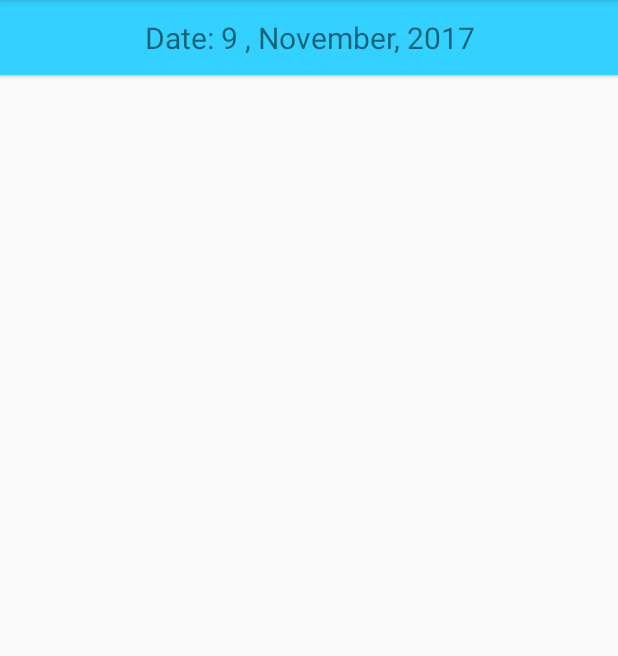
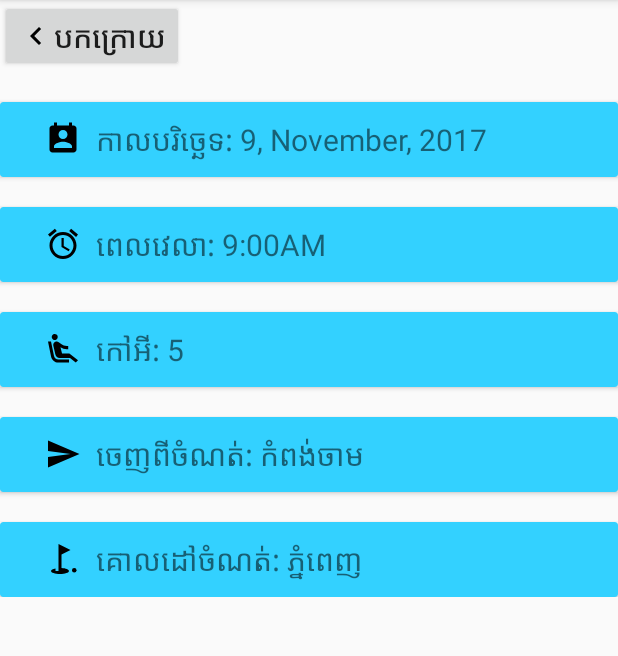
Before and after one commit to VuthyVey/WorkPlease, an Android app: the BookingInfo screen opened directly, with no data from a screen before it, on a phone screen of 412 x 824 dp, the part 84-740 px from its top. Run offline under Robolectric (Android 15) with nearby library versions, the phone set to English and light mode, and no system bars.

Commit message:
Update bookinfo and change the langauge to khmer

```diff
--- /dev/null
+++ b/app/src/main/res/drawable/calender.xml
@@ -0,0 +1,9 @@
+<vector xmlns:android="http://schemas.android.com/apk/res/android"
+        android:width="24dp"
+        android:height="24dp"
+        android:viewportWidth="24.0"
+        android:viewportHeight="24.0">
+    <path
+        android:fillColor="#FF000000"
+        android:pathData="M19,3h-1L18,1h-2v2L8,3L8,1L6,1v2L5,3c-1.11,0 -2,0.9 -2,2v14c0,1.1 0.89,2 2,2h14c1.1,0 2,-0.9 2,-2L21,5c0,-1.1 -0.9,-2 -2,-2zM12,6c1.66,0 3,1.34 3,3s-1.34,3 -3,3 -3,-1.34 -3,-3 1.34,-3 3,-3zM18,18L6,18v-1c0,-2 4,-3.1 6,-3.1s6,1.1 6,3.1v1z"/>
+</vector>
--- /dev/null
+++ b/app/src/main/res/drawable/destination.xml
@@ -0,0 +1,12 @@
+<vector xmlns:android="http://schemas.android.com/apk/res/android"
+        android:width="24dp"
+        android:height="24dp"
+        android:viewportWidth="24.0"
+        android:viewportHeight="24.0">
+    <path
+        android:fillColor="#FF000000"
+        android:pathData="M19.5,19.5m-1.5,0a1.5,1.5 0,1 1,3 0a1.5,1.5 0,1 1,-3 0"/>
+    <path
+        android:fillColor="#FF000000"
+        android:pathData="M17,5.92L9,2v18H7v-1.73c-1.79,0.35 -3,0.99 -3,1.73 0,1.1 2.69,2 6,2s6,-0.9 6,-2c0,-0.99 -2.16,-1.81 -5,-1.97V8.98l6,-3.06z"/>
+</vector>
--- /dev/null
+++ b/app/src/main/res/drawable/seat.xml
@@ -0,0 +1,9 @@
+<vector xmlns:android="http://schemas.android.com/apk/res/android"
+        android:width="24dp"
+        android:height="24dp"
+        android:viewportWidth="24.0"
+        android:viewportHeight="24.0">
+    <path
+        android:fillColor="#FF000000"
+        android:pathData="M5.35,5.64c-0.9,-0.64 -1.12,-1.88 -0.49,-2.79 0.63,-0.9 1.88,-1.12 2.79,-0.49 0.9,0.64 1.12,1.88 0.49,2.79 -0.64,0.9 -1.88,1.12 -2.79,0.49zM16,19L8.93,19c-1.48,0 -2.74,-1.08 -2.96,-2.54L4,7L2,7l1.99,9.76C4.37,19.2 6.47,21 8.94,21L16,21v-2zM16.23,15h-4.88l-1.03,-4.1c1.58,0.89 3.28,1.54 5.15,1.22L15.47,9.99c-1.63,0.31 -3.44,-0.27 -4.69,-1.25L9.14,7.47c-0.23,-0.18 -0.49,-0.3 -0.76,-0.38 -0.32,-0.09 -0.66,-0.12 -0.99,-0.06h-0.02c-1.23,0.22 -2.05,1.39 -1.84,2.61l1.35,5.92C7.16,16.98 8.39,18 9.83,18h6.85l3.82,3 1.5,-1.5 -5.77,-4.5z"/>
+</vector>
--- /dev/null
+++ b/app/src/main/res/drawable/station.xml
@@ -0,0 +1,9 @@
+<vector xmlns:android="http://schemas.android.com/apk/res/android"
+        android:width="24dp"
+        android:height="24dp"
+        android:viewportWidth="24.0"
+        android:viewportHeight="24.0">
+    <path
+        android:fillColor="#FF000000"
+        android:pathData="M2.01,21L23,12 2.01,3 2,10l15,2 -15,2z"/>
+</vector>
--- a/app/src/main/res/layout/activity_booking_info.xml
+++ b/app/src/main/res/layout/activity_booking_info.xml
@@ -5,58 +5,142 @@
     android:layout_width="match_parent"
     android:layout_height="match_parent"
     tools:context="com.example.vuthy.workplease.BookingInfo">
+    <ScrollView
+        android:layout_width="match_parent"
+        android:layout_height="match_parent">
+   <LinearLayout
+       android:layout_width="match_parent"
+       android:layout_height="match_parent"
+       android:orientation="vertical"
+       >
        <Button
            android:id="@+id/backButton"
            android:layout_width="wrap_content"
            android:layout_height="wrap_content"
-        android:text="Back"
+           android:text="បកក្រោយ"
+           android:textSize="20dp"
            android:drawableLeft="@drawable/leftarrow"
-        tools:layout_editor_absoluteX="0dp"
-        tools:layout_editor_absoluteY="0dp"
-        tools:ignore="MissingConstraints" />
-
+            />
        <android.support.v7.widget.CardView
+           xmlns:android="http://schemas.android.com/apk/res/android"
            xmlns:card_view="http://schemas.android.com/apk/res-auto"
-        android:id="@+id/cardView1"
+           android:id="@+id/card_view"
+           android:layout_gravity="center"
            android:layout_width="match_parent"
            android:layout_height="50dp"
+           android:layout_marginTop="20dp"
            card_view:cardBackgroundColor="#33D1FF"
-        android:layout_gravity="center"
-        card_view:cardCornerRadius="0dp"
-        tools:layout_editor_absoluteY="75dp"
-        tools:ignore="MissingConstraints">
 
+           >
            <TextView
-        android:id="@+id/time1"
+               android:id="@+id/info_text"
+               android:layout_width="match_parent"
                android:layout_height="match_parent"
-            android:layout_width="match_parent"
-            android:gravity="center"
-            android:text="Time:9:00AM"
+               android:gravity="center_vertical"
+               android:paddingLeft="30dip"
+               android:drawablePadding="10dip"
+               android:drawableLeft="@drawable/calender"
                android:textSize="20dp"
-
+               android:text="កាលបរិច្ឆេទ: 9, November, 2017"
 
                />
        </android.support.v7.widget.CardView>
        <android.support.v7.widget.CardView
+           xmlns:android="http://schemas.android.com/apk/res/android"
            xmlns:card_view="http://schemas.android.com/apk/res-auto"
-        android:id="@+id/cardView2"
+           android:id="@+id/card_view1"
+           android:layout_gravity="center"
            android:layout_width="match_parent"
            android:layout_height="50dp"
+           android:layout_marginTop="20dp"
            card_view:cardBackgroundColor="#33D1FF"
-        android:layout_gravity="center"
-        card_view:cardCornerRadius="0dp"
-        tools:layout_editor_absoluteY="145dp"
-        tools:ignore="MissingConstraints">
 
+           >
            <TextView
-            android:id="@+id/time1"
+               android:id="@+id/info_text1"
+               android:layout_width="match_parent"
                android:layout_height="match_parent"
-            android:layout_width="match_parent"
-            android:gravity="center"
-            android:text="Date: 9 , November, 2017"
+               android:gravity="center_vertical"
+               android:drawablePadding="10dip"
+               android:drawableLeft="@drawable/clock"
+               android:paddingLeft="30dip"
                android:textSize="20dp"
-
+               android:text="ពេលវេលា: 9:00AM"
 
                />
        </android.support.v7.widget.CardView>
+       <android.support.v7.widget.CardView
+           xmlns:android="http://schemas.android.com/apk/res/android"
+           xmlns:card_view="http://schemas.android.com/apk/res-auto"
+           android:id="@+id/card_view2"
+           android:layout_gravity="center"
+           android:layout_width="match_parent"
+           android:layout_height="50dp"
+           android:layout_marginTop="20dp"
+           card_view:cardBackgroundColor="#33D1FF"
+
+           >
+           <TextView
+               android:id="@+id/info_text2"
+               android:layout_width="match_parent"
+               android:layout_height="match_parent"
+               android:gravity="center_vertical"
+               android:drawablePadding="10dip"
+               android:drawableLeft="@drawable/seat"
+               android:paddingLeft="30dip"
+               android:textSize="20dp"
+               android:text="កៅអី: 5"
+
+               />
+       </android.support.v7.widget.CardView>
+       <android.support.v7.widget.CardView
+           xmlns:android="http://schemas.android.com/apk/res/android"
+           xmlns:card_view="http://schemas.android.com/apk/res-auto"
+           android:id="@+id/card_view3"
+           android:layout_gravity="center"
+           android:layout_width="match_parent"
+           android:layout_height="50dp"
+           android:layout_marginTop="20dp"
+           card_view:cardBackgroundColor="#33D1FF"
+
+           >
+           <TextView
+               android:id="@+id/info_text3"
+               android:layout_width="match_parent"
+               android:layout_height="match_parent"
+               android:gravity="center_vertical"
+               android:drawablePadding="10dip"
+               android:drawableLeft="@drawable/station"
+               android:paddingLeft="30dip"
+               android:textSize="20dp"
+               android:text="ចេញពីចំណត់: កំពង់ចាម"
+
+               />
+       </android.support.v7.widget.CardView>
+       <android.support.v7.widget.CardView
+           xmlns:android="http://schemas.android.com/apk/res/android"
+           xmlns:card_view="http://schemas.android.com/apk/res-auto"
+           android:id="@+id/card_view4"
+           android:layout_gravity="center"
+           android:layout_width="match_parent"
+           android:layout_height="50dp"
+           android:layout_marginTop="20dp"
+           card_view:cardBackgroundColor="#33D1FF"
+
+           >
+           <TextView
+               android:id="@+id/info_text4"
+               android:layout_width="match_parent"
+               android:layout_height="match_parent"
+               android:gravity="center_vertical"
+               android:drawablePadding="10dip"
+               android:drawableLeft="@drawable/destination"
+               android:paddingLeft="30dip"
+               android:textSize="20dp"
+               android:text="គោលដៅចំណត់: ភ្នំពេញ"
+
+               />
+       </android.support.v7.widget.CardView>
+   </LinearLayout>
+    </ScrollView>
 </android.support.constraint.ConstraintLayout>
--- a/app/src/main/res/layout/activity_homepage.xml
+++ b/app/src/main/res/layout/activity_homepage.xml
@@ -28,15 +28,6 @@
                 android:layout_gravity="center"
                 android:src="@drawable/ic_person_black_24dp"
                 android:layout_marginTop="10dp"/>
-
-            <TextView
-                android:layout_width="wrap_content"
-                android:layout_height="wrap_content"
-                android:text="+855 81 22 52 55"
-                android:layout_gravity="center"
-                android:layout_marginTop="20dp"
-                android:textSize="32sp"
-                android:textColor="#ffffff"/>
 
         </LinearLayout>
 
@@ -70,8 +61,17 @@
                 android:layout_marginTop="87dp"
                 android:textAllCaps="true"/>
 
+            <TextView
+                android:layout_width="wrap_content"
+                android:layout_height="wrap_content"
+                android:layout_gravity="center"
+                android:layout_marginTop="20dp"
+                android:text="+855 81 22 52 55"
+                android:textColor="#ffffff"
+                android:textSize="32sp" />
 
-       </android.support.v7.widget.CardView>
+
+        </android.support.v7.widget.CardView>
 
         <android.support.v7.widget.CardView
             android:layout_width="120dp"
@@ -81,12 +81,6 @@
             android:layout_marginHorizontal="20dp"
             app:cardCornerRadius="10dp">
 
-            <ImageView
-                android:layout_width="50dp"
-                android:layout_height="50dp"
-                android:src="@drawable/booking"
-                android:layout_gravity="center_horizontal"
-                android:layout_marginTop="15dp"/>
             <View
                 android:layout_width="match_parent"
                 android:layout_height="2dp"
@@ -103,8 +97,12 @@
                 android:layout_marginTop="87dp"
                 android:textAllCaps="true"/>
 
-
-
+            <ImageView
+                android:layout_width="50dp"
+                android:layout_height="50dp"
+                android:layout_gravity="center_horizontal"
+                android:layout_marginTop="15dp"
+                android:src="@drawable/booking" />
 
 
         </android.support.v7.widget.CardView>
--- a/app/src/main/res/layout/activity_list_booking.xml
+++ b/app/src/main/res/layout/activity_list_booking.xml
@@ -20,11 +20,9 @@
                 android:id="@+id/back"
                 android:layout_width="wrap_content"
                 android:layout_height="wrap_content"
-                android:layout_marginTop="10dp"
                 android:drawableLeft="@drawable/leftarrow"
-                android:width="100dp"
-                android:height="20dp"
-                android:text="Back"
+                android:textSize="20dp"
+                android:text="បកក្រោយ"
 
                 />
 
@@ -41,6 +39,7 @@
                 android:paddingLeft="30dip"
                 android:paddingRight="26dip"
                 android:background="#33D1FF"
+                android:textSize="20dp"
                 android:text="9:00AM"
                 android:layout_marginTop="20dp"
                 android:layout_marginBottom="20dp"
@@ -57,6 +56,7 @@
                 android:paddingLeft="30dip"
                 android:paddingRight="26dip"
                 android:background="#33A5FF"
+                android:textSize="20dp"
                 android:text="11:00AM"
                 android:layout_marginBottom="20dp"
 
@@ -74,6 +74,7 @@
                 android:paddingRight="26dip"
                 android:layout_marginBottom="20dp"
                 android:background="#336EFF"
+                android:textSize="20dp"
                 android:text="1:00pm"
 
                 />
@@ -88,6 +89,7 @@
                 android:paddingLeft="30dip"
                 android:paddingRight="26dip"
                 android:background="#5833FF"
+                android:textSize="20dp"
                 android:text="3:00Pm"
                 android:layout_marginBottom="20dp"
 
@@ -103,6 +105,7 @@
                 android:paddingLeft="30dip"
                 android:paddingRight="26dip"
                 android:background="#940CE8"
+                android:textSize="20dp"
                 android:text="3:30AM"
                 android:layout_marginBottom="20dp"
 
@@ -119,6 +122,7 @@
                 android:paddingLeft="26dip"
                 android:paddingRight="26dip"
                 android:background="#CE0CE8"
+                android:textSize="20dp"
                 android:text="4:00PM"
                 android:layout_marginBottom="20dp"
 
@@ -134,6 +138,7 @@
                 android:paddingLeft="26dip"
                 android:paddingRight="26dip"
                 android:background="#E1089C"
+                android:textSize="20dp"
                 android:text="4:30PM"
                 android:layout_marginBottom="20dp"
 
@@ -149,6 +154,7 @@
                 android:paddingLeft="26dip"
                 android:paddingRight="26dip"
                 android:background="#E108BC"
+                android:textSize="20dp"
                 android:text="4:50PM"
                 android:layout_marginBottom="20dp"
 
@@ -164,6 +170,7 @@
                 android:paddingLeft="26dip"
                 android:paddingRight="26dip"
                 android:background="#F709E9"
+                android:textSize="20dp"
                 android:text="6:00PM"
                 android:layout_marginBottom="20dp"
 
```
Lines whose indentation alone changed are shown as unchanged.
